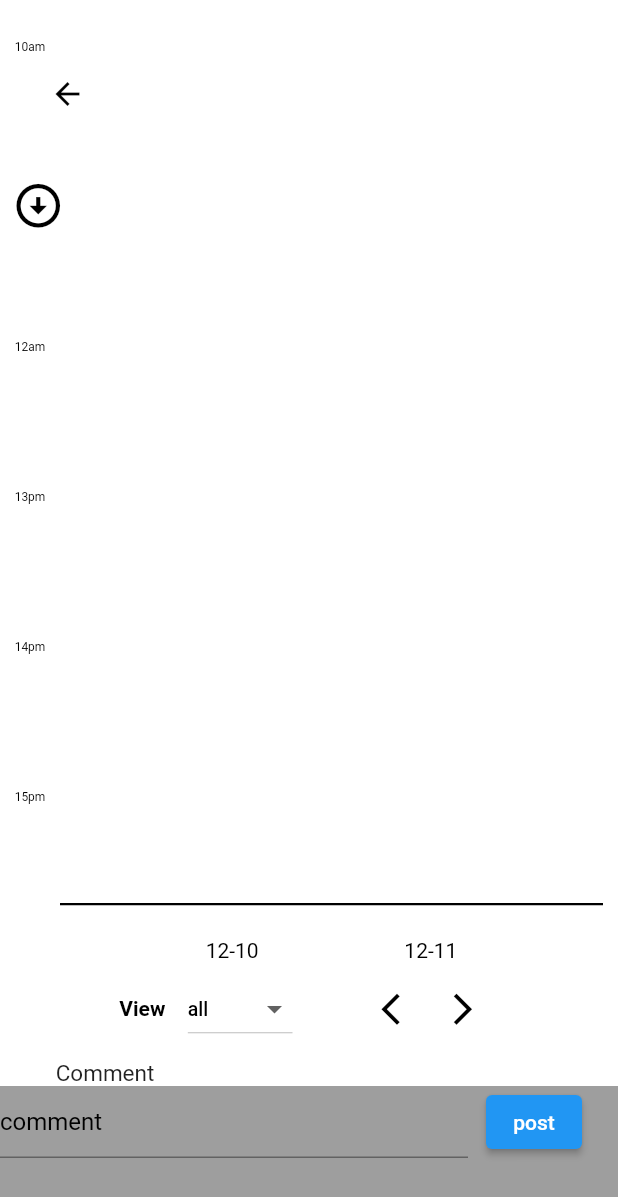
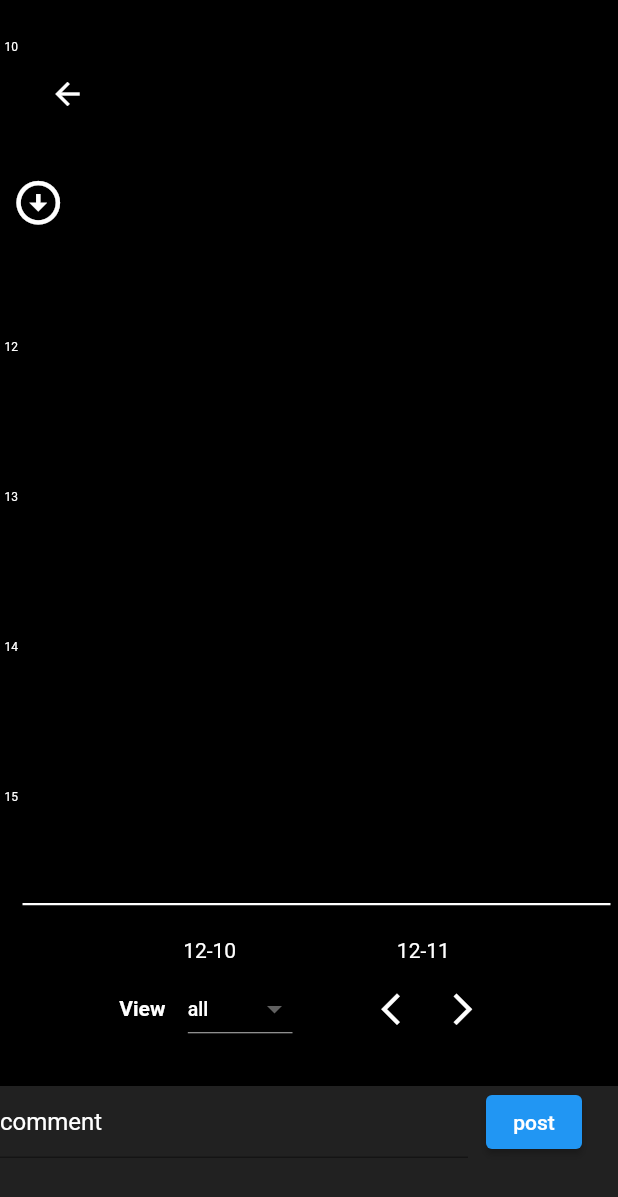
Before and after one commit to balaji0852/yellowpatio, a Flutter app: the CommentSectionPage screen opened directly with empty values, scrolled down 64 dp, after a tap on the "arrow back ios new" icon, on a phone screen of 412 x 824 dp. Shown: the top 1197 px of the screen. Run offline on Flutter 3.47's test engine with Material 2 defaults, Android fonts, the phone set to English and light mode, and no system bars; our stand-ins replace firebase_auth, firebase_core, floor, flutter_redux, google_sign_in, redux and 1 more; accounts and stored records are empty; generated files the repository leaves out were written again; network calls fail.

Commit message:
fix 2.3.0

```diff
--- a/lib/cloud/service_plan_store_cloud.dart
+++ b/lib/cloud/service_plan_store_cloud.dart
@@ -9,7 +9,7 @@ class ServicePlanStoreCloud {
   Future<List<ServicePlanStore>> getServicePlans() async {
     var request =
         http.Request('GET', Uri.parse('${serverPath()}servicePlanStore'));
-    http.StreamedResponse response = await request.send();
+    http.StreamedResponse response =  await request.send();
     var jsonResponse =
         convert.jsonDecode(await response.stream.bytesToString());
     List<ServicePlanStore> listOfServicePlanStoreList =
--- a/lib/graph/planner_graph.dart
+++ b/lib/graph/planner_graph.dart
@@ -1,5 +1,3 @@
-import 'dart:ffi';
-
 import 'package:floor/floor.dart';
 import 'package:flutter/cupertino.dart';
 import 'package:flutter/material.dart';
@@ -53,8 +51,8 @@ class PlannerGraphPage extends State<PlannerGraph> {
   static List<String> time = List.generate(
       24,
       (index) => index <= 11
-          ? (index + 1).toString() + "am"
-          : (index + 1).toString() + "pm");
+          ? (index + 1).toString()
+          : (index + 1).toString() );
   late List<String>? dates = [];
   final itemSize = 2402.0;
   bool openDialog = false;
@@ -63,13 +61,7 @@ class PlannerGraphPage extends State<PlannerGraph> {
   //11/28/2022 : balaji , using local variable to set darkMode
   bool darkMode = false;
   //11/30/2022 : balaji, adding below list for implementing quick view
-  List<List<test>>? quickViewData = [
-    List.empty(growable: true),
-    List.empty(growable: true),
-    List.empty(growable: true),
-    List.empty(growable: true),
-    List.empty(growable: true)
-  ];
+  List<List<test>>? quickViewData = List.generate(5, (index) => List.empty(growable: true));
 
   @override
   void initState() {
@@ -84,7 +76,7 @@ class PlannerGraphPage extends State<PlannerGraph> {
     });
 
     //TODO removal - used to call for 3 view previously
-    initializeDate();
+    initializeDate(DateTime.now().millisecondsSinceEpoch);
     //moving dateSetter to didChangeDependencies
   }
 
@@ -117,20 +109,21 @@ class PlannerGraphPage extends State<PlannerGraph> {
         if (_todayQuickData.where((instance) {
           return instance.colorID == dataInstances.itemClassColorID;
         }).isNotEmpty) {
-          _todayQuickData[_todayQuickData.lastIndexWhere(
-              (instance) =>
-                  instance.colorID == dataInstances.itemClassColorID)] = test(
-              index: currentPresence,
-              columnName: column,
-              colorID: dataInstances.itemClassColorID,
-              presenceCount: _todayQuickData
+
+          var _test = _todayQuickData
                       .where((instance) {
                         return instance.colorID ==
                             dataInstances.itemClassColorID;
                       })
-                      .first
-                      .presenceCount +
-                  1);
+                      .first;
+
+          _todayQuickData[_todayQuickData.lastIndexWhere(
+              (instance) =>
+                  instance.colorID == dataInstances.itemClassColorID)] = test(
+              index: _test.index,
+              columnName: column,
+              colorID: dataInstances.itemClassColorID,
+              presenceCount: _test.presenceCount+1 );
         } else {
           _todayQuickData.add(test(
               index: currentPresence,
@@ -163,8 +156,8 @@ class PlannerGraphPage extends State<PlannerGraph> {
     });
   }
 
-  initializeDate() {
-    int day = DateTime.now().millisecondsSinceEpoch;
+  initializeDate(int day) {
+    //int day = DateTime.now().millisecondsSinceEpoch;
     day5 = day - 4 * 86400000;
     day4 = day - 3 * 86400000;
     day3 = day - 2 * 86400000;
@@ -199,12 +192,14 @@ class PlannerGraphPage extends State<PlannerGraph> {
   void didUpdateWidget(covariant PlannerGraph oldWidget) {
     super.didUpdateWidget(oldWidget);
 
-    //balaji : 12/4/2022 : viewChange redux needs this, and if needs to handle
-    //                    unwanted network calls triggered re-renders
+
     int _viewType = state.state.dateViewPreference;
     if (_viewType != viewType || widget.reKey != oldWidget.reKey) {
+      initializeDate(DateTime.parse(dates!.last).millisecondsSinceEpoch);
       viewType = _viewType;
-      dateSetter(false, true);
+      quickViewDataCleanUp();
+      addDateToList();
+      //dateSetter(false, true);
     }
   }
 
@@ -219,6 +214,14 @@ class PlannerGraphPage extends State<PlannerGraph> {
 
     updateStoreValue();
     dateSetter(false, true);
+  }
+
+  quickViewDataCleanUp() {
+    quickViewData![0].clear();
+    quickViewData![1].clear();
+    quickViewData![2].clear();
+    quickViewData![3].clear();
+    quickViewData![4].clear();
   }
 
   pageDownScroller(ScrollController mainWidgetScrollController) {
@@ -247,7 +250,7 @@ class PlannerGraphPage extends State<PlannerGraph> {
                           crossAxisAlignment: CrossAxisAlignment.start,
                           children: [
                             SizedBox(
-                              width: 40,
+                              width: 15,
                               // ignore: prefer_const_literals_to_create_immutables
                               child: Column(
                                   mainAxisAlignment:
@@ -380,11 +383,11 @@ class PlannerGraphPage extends State<PlannerGraph> {
             Row(
               children: [
                 const SizedBox(
-                  width: 40,
+                  width: 15,
                 ),
                 SizedBox(
                   height: 1.5,
-                  width: MediaQuery.of(context).size.width - 50,
+                  width: MediaQuery.of(context).size.width - 20,
                   child: Container(
                     color: darkMode ? Colors.white : Colors.black,
                   ),
@@ -398,7 +401,7 @@ class PlannerGraphPage extends State<PlannerGraph> {
               mainAxisAlignment: MainAxisAlignment.spaceEvenly,
               children: [
                 const SizedBox(
-                  width: 40,
+                  width: 15,
                 ),
                 if (viewType >= 5) quickViewDataWidget(4),
                 if (viewType >= 4) quickViewDataWidget(3),
@@ -413,11 +416,11 @@ class PlannerGraphPage extends State<PlannerGraph> {
             Row(
               children: [
                 const SizedBox(
-                  width: 40,
+                  width: 15,
                 ),
                 SizedBox(
                     height: 20,
-                    width: MediaQuery.of(context).size.width - 50,
+                    width: MediaQuery.of(context).size.width - 20,
                     child: Row(
                       mainAxisAlignment: MainAxisAlignment.spaceEvenly,
                       children: dates!
@@ -471,11 +474,7 @@ class PlannerGraphPage extends State<PlannerGraph> {
                   callBack: (selected) {
                     setState(() {
                       selectedViewCategoryID = viewCategory.indexOf(selected!);
-                      quickViewData![0].clear();
-                      quickViewData![1].clear();
-                      quickViewData![2].clear();
-                      quickViewData![3].clear();
-                      quickViewData![4].clear();
+                      quickViewDataCleanUp();
                     });
                   },
                   darkMode: darkMode,
@@ -509,10 +508,12 @@ class PlannerGraphPage extends State<PlannerGraph> {
         Positioned(
             bottom: 550,
             child: CircleAvatar(
-              radius: 20,
+              radius: 21,
+
               backgroundColor: darkMode ? Colors.black : Colors.white,
-              child: IconButton(
+              child:Center(child:  IconButton(
                 color: darkMode ? Colors.white : Colors.black,
+
                 onPressed: () {
                   pageDownScroller(widget.MainWidgetScrollView);
                 },
@@ -520,20 +521,32 @@ class PlannerGraphPage extends State<PlannerGraph> {
                   Icons.arrow_circle_down,
                   size: 35,
                 ),
+              ),),
+            )),
+        if (openDialog)
+        GestureDetector(
+          onTap: () => openDialogCallback(false,[]),
+          child:  Container(
+            height: 670,
+            width: MediaQuery.of(context).size.width,
+            color: Colors.transparent,
+            child: Text(''),
           ),
-            )),
+        )
+         ,
         if (openDialog)
           GraphDialog(
             openCallback: openDialogCallback,
             hourlyDataInstance: hourlyDataInstanceFromChild,
             classMaster: widget.classMaster,
           ),
+
       ],
     );
   }
 
   dateSetter(bool isIncrement, bool isIntl) {
-    // setState(() {
+      //setState(() {
       if (viewType == 1) {
         day1 = isIntl
             ? day1
@@ -566,16 +579,12 @@ class PlannerGraphPage extends State<PlannerGraph> {
         day2 = day5 + 3 * 86400000;
         day1 = day5 + 4 * 86400000;
       }
-    // });
+    //});
     setListviewWidget();
     //balaji : 12/4/2022 : adding below if/ for quickview implementation
-    if (!isIntl) {
-      quickViewData![0].clear();
-      quickViewData![1].clear();
-      quickViewData![2].clear();
-      quickViewData![3].clear();
-      quickViewData![4].clear();
-    }
+    //if (!isIntl) {
+    quickViewDataCleanUp();
+    //}
     addDateToList();
   }
 
@@ -585,9 +594,6 @@ class PlannerGraphPage extends State<PlannerGraph> {
     print(day2);
     print(day3);
 
-    // _key1.currentState!.getTodayInstance(day1);
-    // _key2.currentState!.getTodayInstance(day2);
-    // _key2.currentState!.getTodayInstance(day3);
   }
 
   Widget quickViewDataWidget(int index) {
@@ -598,32 +604,32 @@ class PlannerGraphPage extends State<PlannerGraph> {
         mainAxisAlignment: MainAxisAlignment.center,
         children: quickViewData!
             .elementAt(index)
-            .where((element) => viewType > 2
-                ? element.index <
-                    4
-                : true)
-
+            .where((element) => viewType > 2 ? element.index < 3 : true)
             .map((quickDate) {
-
-
-
-
           return Padding(
               padding: const EdgeInsets.fromLTRB(2, 0, 0, 2),
               child: Container(
                 alignment: Alignment.center,
                 height: 15,
                 width: quickDate.presenceCount < 10 ? 15 : 18,
-                color: quickDate.index > 2 && viewType > 2?darkMode?Colors.black:Colors.white: ColorStore().getColorByID(quickDate.colorID),
+                color: quickDate.index > 1 && viewType > 2
+                    ? darkMode
+                        ? Colors.black
+                        : Colors.white
+                    : ColorStore().getColorByID(quickDate.colorID),
                 child: Text(
-                  quickDate.index > 2 && viewType > 2
-                      ? "..."
+                  quickDate.index > 1 && viewType > 2
+                      ? "+"
                       : quickDate.presenceCount > 10
                           ? "10+"
                           : quickDate.presenceCount.toString(),
-                  style: TextStyle(fontSize: 9
-                      ,color:  quickDate.index > 2 && viewType > 2?darkMode?Colors.white:Colors.black:Colors.black
-                      ),
+                  style: TextStyle(
+                      fontSize: 9,
+                      color: quickDate.index > 1 && viewType > 2
+                          ? darkMode
+                              ? Colors.white
+                              : Colors.black
+                          : Colors.black),
                 ),
               ));
         }).toList(),
@@ -644,6 +650,4 @@ class test {
   final int columnName;
   final int colorID;
   final int presenceCount;
-
-
 }
--- a/lib/graph/time_instance_widget.dart
+++ b/lib/graph/time_instance_widget.dart
@@ -1,5 +1,6 @@
 import 'dart:math';
 
+import 'package:async/async.dart';
 import 'package:flutter/cupertino.dart';
 import 'package:flutter/material.dart';
 import 'package:flutter_redux/flutter_redux.dart';
@@ -57,6 +58,7 @@ class TimeInstancePage extends State<TimeInstanceWidget> {
   //11/28/2022 : balaji , using local variable to set darkMode
   bool darkMode = false;
   var state;
+  CancelableOperation? _cancelableOperation;
 
   @override
   void initState() {
@@ -82,6 +84,7 @@ class TimeInstancePage extends State<TimeInstanceWidget> {
       print(oldWidget.today.toString()+" "+widget.today.toString());
       //balaji : 12/4/2022, adding below cleanup, as per pg.1.1
       todayInstance = List.generate(24, (index) => []);
+      _cancelableOperation!.cancel();
       getTodayInstance(widget.today);
      }
   }
@@ -102,7 +105,7 @@ class TimeInstancePage extends State<TimeInstanceWidget> {
 
     return Container(
       height: 2402,
-      width: (MediaQuery.of(context).size.width - 50) / widget.filter,
+      width: (MediaQuery.of(context).size.width - 20) / widget.filter,
       color: darkMode ? Colors.black : Colors.white,
       child: Column(
           children: todayInstance.map((element) {
@@ -192,7 +195,7 @@ class TimeInstancePage extends State<TimeInstanceWidget> {
     );
   }
 
-  getTodayInstance(int sampletoday) async {
+  void getTodayInstance(int sampletoday) async {
     // final database =
     //     await $FloorAppDatabase.databaseBuilder('app_database.db').build();
     // final dataInstanceMasterDao = database.dataInstanceMasterDao;
@@ -217,19 +220,30 @@ class TimeInstancePage extends State<TimeInstanceWidget> {
     //cloud migration
     if (widget.graphType == 1) {
       if (widget.viewType == 0) {
-        commentCopy = await DataInstanceMasterCloud()
+
+         _cancelableOperation = CancelableOperation.fromFuture(DataInstanceMasterCloud()
             .findDataInstanceByOneInterval(
-                initial, end, widget.classMaster.itemMasterID!, projectStoreID);
+                initial, end, widget.classMaster.itemMasterID!, projectStoreID),onCancel: () => [],);
+        // commentCopy = await DataInstanceMasterCloud()
+        //     .findDataInstanceByOneInterval(
+        //         initial, end, widget.classMaster.itemMasterID!, projectStoreID);
         // commentCopy = await dataInstanceMasterDao.findDataInstanceByOneInterval(
         //     initial, end, widget.classMaster.itemMasterID!,projectStoreID);
       } else {
-        commentCopy = await DataInstanceMasterCloud()
+        // commentCopy = await DataInstanceMasterCloud()
+        //     .findDataInstanceByOneIntervalV1(
+        //         initial,
+        //         end,
+        //         widget.classMaster.itemMasterID!,
+        //         widget.viewType,
+        //         projectStoreID);
+          _cancelableOperation = CancelableOperation.fromFuture(DataInstanceMasterCloud()
             .findDataInstanceByOneIntervalV1(
                 initial,
                 end,
                 widget.classMaster.itemMasterID!,
                 widget.viewType,
-                projectStoreID);
+                projectStoreID),onCancel: () => [],);
         // commentCopy =
         //     await dataInstanceMasterDao.findDataInstanceByOneIntervalV1(initial,
         //         end, widget.classMaster.itemMasterID!, widget.viewType,projectStoreID);
@@ -239,20 +253,30 @@ class TimeInstancePage extends State<TimeInstanceWidget> {
 
       //join is a wrong methodology for this action, use single query for this, using itemMasterID
       if (widget.viewType == 0) {
-        commentCopy = await DataInstanceMasterCloud()
+        // commentCopy = await DataInstanceMasterCloud()
+        //     .findDataInstanceByIntervalWithClassMaster(
+        //         initial, end, projectStoreID);
+         _cancelableOperation = CancelableOperation.fromFuture(DataInstanceMasterCloud()
             .findDataInstanceByIntervalWithClassMaster(
-                initial, end, projectStoreID);
+                initial, end, projectStoreID),onCancel: () => [],);
         // commentCopy = await dataInstanceMasterDao
         //     .findDataInstanceByIntervalWithClassMaster(initial, end,projectStoreID);
       } else {
-        commentCopy = await DataInstanceMasterCloud()
+        // commentCopy = await DataInstanceMasterCloud()
+        //     .findDataInstanceByIntervalWithClassMasterV1(
+        //         initial, end, widget.viewType, projectStoreID);
+         _cancelableOperation = CancelableOperation.fromFuture(DataInstanceMasterCloud()
             .findDataInstanceByIntervalWithClassMasterV1(
-                initial, end, widget.viewType, projectStoreID);
+                initial, end, widget.viewType, projectStoreID),onCancel: () => [],);
         //  commentCopy = await dataInstanceMasterDao
         //     .findDataInstanceByIntervalWithClassMasterV1(
         //         initial, end, widget.viewType,projectStoreID);
       }
     }
+
+    final value = await _cancelableOperation?.value;
+    commentCopy  = value as List<ClassDataInstanceMaterDuplicate>?;
+
     processTodayData();
   }
 
@@ -260,7 +284,7 @@ class TimeInstancePage extends State<TimeInstanceWidget> {
     //added mounted for cloud migration
     if (mounted) {
       setState(() {
-        if (null != commentCopy && commentCopy!.isNotEmpty) {
+        if (null != commentCopy && commentCopy!.isNotEmpty && _cancelableOperation!.isCompleted) {
           widget.getDataCallBack(widget.columnName, commentCopy!);
           todayInstance = List.generate(24, (index) => []);
           for (var element in commentCopy!) {
--- a/lib/main.dart
+++ b/lib/main.dart
@@ -20,7 +20,7 @@ import 'package:redux/redux.dart';
 
 Future main() async {
   WidgetsFlutterBinding.ensureInitialized();
-   await Firebase.initializeApp(
+  await Firebase.initializeApp(
   //options: DefaultFirebaseOptions.currentPlatform,
   );
   runApp(MyApp());
--- a/lib/redux_state_store/appStore.dart
+++ b/lib/redux_state_store/appStore.dart
@@ -20,7 +20,7 @@ class AppStore {
     this.state = const {'state':'initialized/by constructor'},
     this.dateViewPreference = 2,
     this.selectedIndex = 0,
-    this.darkMode  = false,
+    this.darkMode  = true,
     this.projectStoreID = 999,
     this.userStoreID = 999
   });
--- a/pubspec.yaml
+++ b/pubspec.yaml
@@ -44,6 +44,7 @@ dependencies:
   cool_dropdown: ^1.4.1
   flutter_redux: ^0.10.0
   http: ^0.13.4
+  async: ^2.9.0
 
   # flutter_guid: ^0.2.0
 
```
Also changed, not shown: lib/cloud/dataInstanceMasterCloud.dart (+7 -0 lines), lib/graph/graph_dialog.dart (+73 -19 lines), pubspec.lock. Lines whose indentation alone changed are shown as unchanged.
